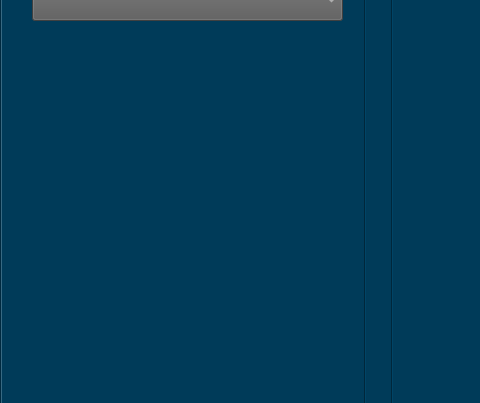
ssh198811/style_swaper, file Ui_test519.ui: the form before one commit; both pictures show x 0 to 480 and y 231 to 634 of the 1200 by 1000 pixel window.
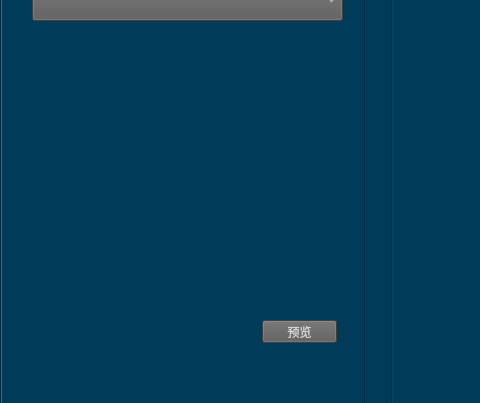
The form after the commit. The open tabs and pages were chosen to show the change.

Diff of the .ui file:
```diff
--- a/Ui_test519.ui
+++ b/Ui_test519.ui
@@ -547,7 +547,7 @@
       <property name="geometry">
        <rect>
         <x>30</x>
-        <y>220</y>
+        <y>210</y>
         <width>301</width>
         <height>251</height>
        </rect>
@@ -926,6 +926,25 @@
        <enum>QFrame::NoFrame</enum>
       </property>
      </widget>
+     <widget class="QPushButton" name="preview_content1">
+      <property name="geometry">
+       <rect>
+        <x>260</x>
+        <y>470</y>
+        <width>75</width>
+        <height>23</height>
+       </rect>
+      </property>
+      <property name="styleSheet">
+       <string notr="true">background-color: rgb(90, 90, 90);
+color: rgb(212, 212, 212);
+
+</string>
+      </property>
+      <property name="text">
+       <string>预览</string>
+      </property>
+     </widget>
     </widget>
     <widget class="QWidget" name="pics">
      <property name="font">
```
Left out of the diff: 2 changed lines with no effect on the pictures.
